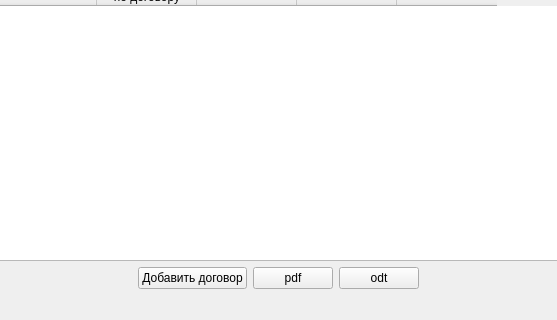
Above: prilogenie/mainwindow.ui from parlamentyor/auto_correct_plan before the change; both pictures show x 122 to 679 and y 461 to 781 of the 800 by 781 pixel window. Below: the same form after it.
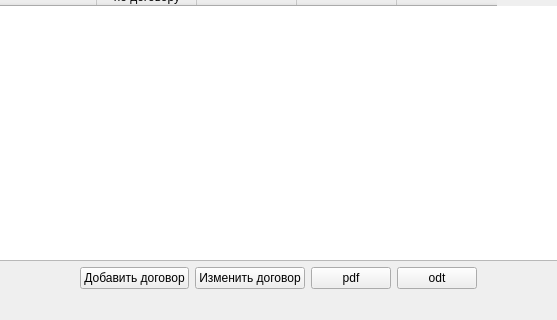
That is the form after the change.

The edit to the form file:
```diff
--- a/prilogenie/mainwindow.ui
+++ b/prilogenie/mainwindow.ui
@@ -577,6 +577,13 @@
         </property>
        </widget>
       </item>
+      <item>
+       <widget class="QPushButton" name="pb_correct">
+        <property name="text">
+         <string>Изменить договор</string>
+        </property>
+       </widget>
+      </item>
       <item>
        <widget class="QPushButton" name="pb_pdf">
         <property name="enabled">
```
